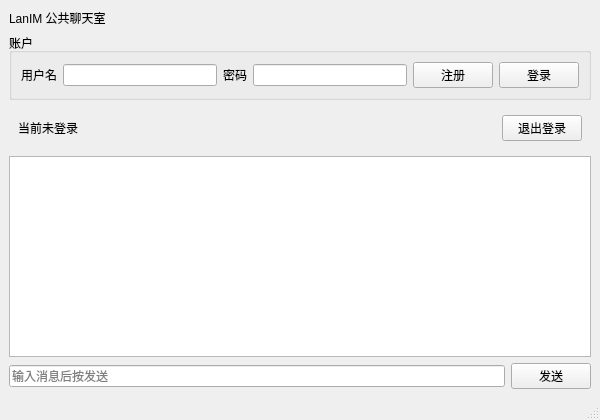
YSWLYYDS/LanIM, file client/mainwindow.ui: the form before one commit.
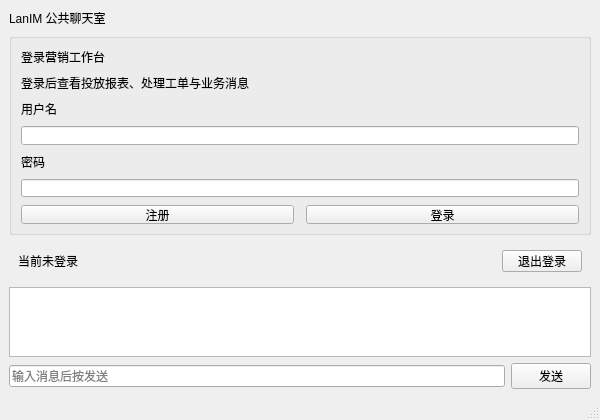
The form after the commit.

Commit message: 结合营销业务场景进行改进

What changed in the file:
```diff
--- a/client/mainwindow.ui
+++ b/client/mainwindow.ui
@@ -33,41 +33,49 @@
       <item>
        <widget class="QGroupBox" name="authGroupBox">
         <property name="title">
-         <string>账户</string>
+         <string/>
         </property>
-        <layout class="QHBoxLayout" name="horizontalLayout_2">
-         <item>
+        <layout class="QGridLayout" name="credentialsLayout">
+         <property name="horizontalSpacing"><number>12</number></property>
+         <property name="verticalSpacing"><number>8</number></property>
+         <item row="0" column="0" colspan="2">
+          <widget class="QLabel" name="loginHeading"><property name="text"><string>登录营销工作台</string></property></widget>
+         </item>
+         <item row="1" column="0" colspan="2">
+          <widget class="QLabel" name="loginHint"><property name="text"><string>登录后查看投放报表、处理工单与业务消息</string></property></widget>
+         </item>
+         <item row="2" column="0" colspan="2">
           <widget class="QLabel" name="usernameLabel">
            <property name="text">
             <string>用户名</string>
            </property>
           </widget>
          </item>
-         <item>
+         <item row="3" column="0" colspan="2">
           <widget class="QLineEdit" name="usernameEdit"/>
          </item>
-         <item>
+         <item row="4" column="0" colspan="2">
           <widget class="QLabel" name="passwordLabel">
            <property name="text">
             <string>密码</string>
            </property>
           </widget>
          </item>
-         <item>
+         <item row="5" column="0" colspan="2">
           <widget class="QLineEdit" name="passwordEdit">
            <property name="echoMode">
             <enum>QLineEdit::EchoMode::Password</enum>
            </property>
           </widget>
          </item>
-         <item>
+         <item row="6" column="0">
           <widget class="QPushButton" name="registerButton">
            <property name="text">
             <string>注册</string>
            </property>
           </widget>
          </item>
-         <item>
+         <item row="6" column="1">
           <widget class="QPushButton" name="loginButton">
            <property name="text">
             <string>登录</string>
```
The commit also changes 22 other files.
